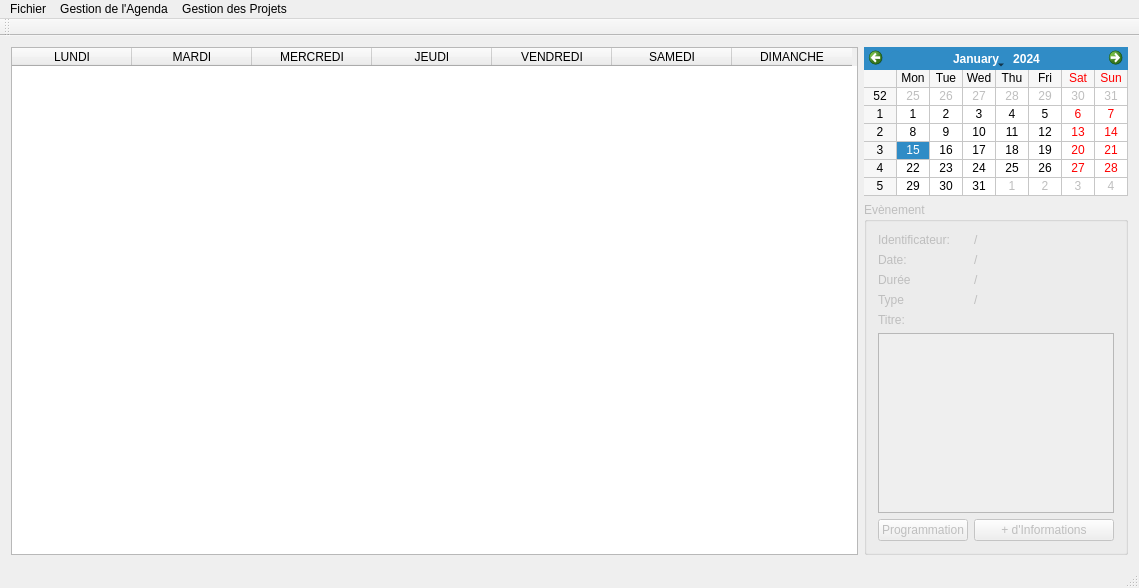
Stardust1002/Project_Calendar, file Project_Calendar/GUI/mainwindow.ui: the form before one commit.
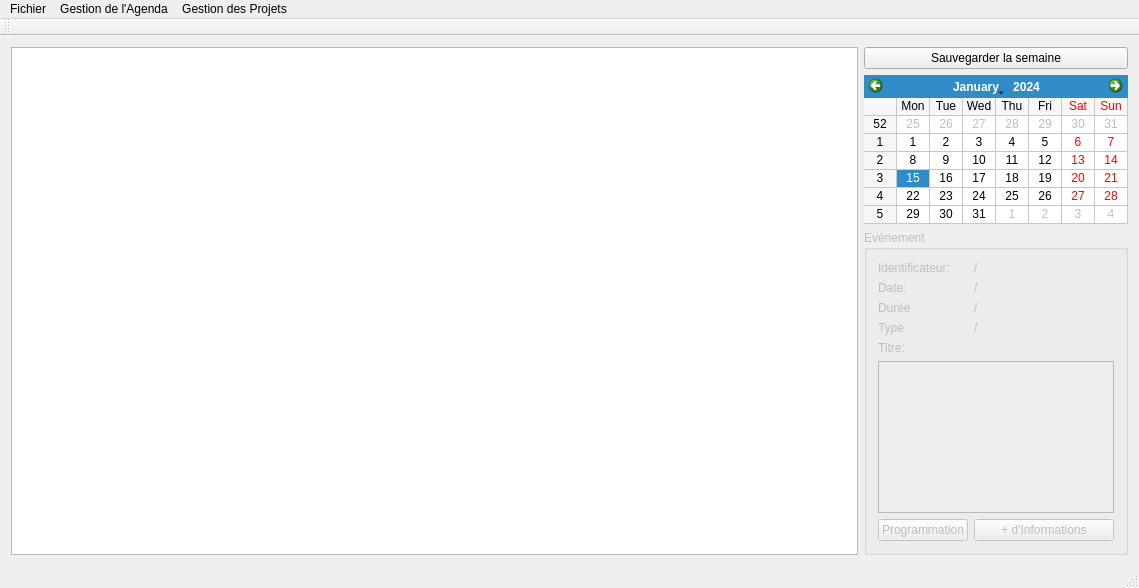
The form after the commit.

```diff
--- a/Project_Calendar/GUI/mainwindow.ui
+++ b/Project_Calendar/GUI/mainwindow.ui
@@ -57,7 +57,7 @@
          <bool>true</bool>
         </property>
         <attribute name="horizontalHeaderVisible">
-         <bool>true</bool>
+         <bool>false</bool>
         </attribute>
         <attribute name="horizontalHeaderCascadingSectionResizes">
          <bool>false</bool>
@@ -113,6 +113,13 @@
       </item>
       <item>
        <layout class="QVBoxLayout" name="verticalLayout">
+        <item>
+         <widget class="QPushButton" name="pushButton">
+          <property name="text">
+           <string>Sauvegarder la semaine</string>
+          </property>
+         </widget>
+        </item>
         <item>
          <widget class="QCalendarWidget" name="calendarWidget">
           <property name="maximumSize">
```
Left out of the diff: 2 changed lines with no effect on the pictures.
